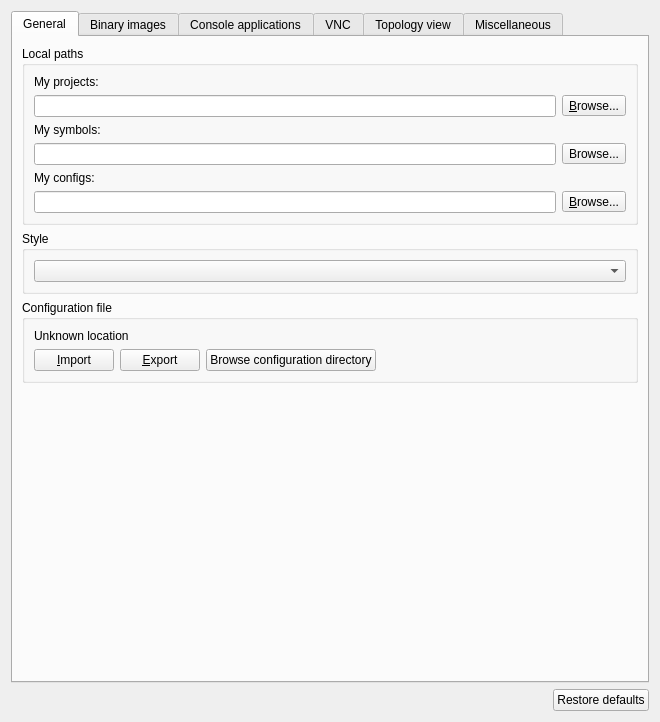
The window that gns3/ui/general_preferences_page.ui (GNS3/gns3-gui) describes before a commit, drawn with Qt 5.
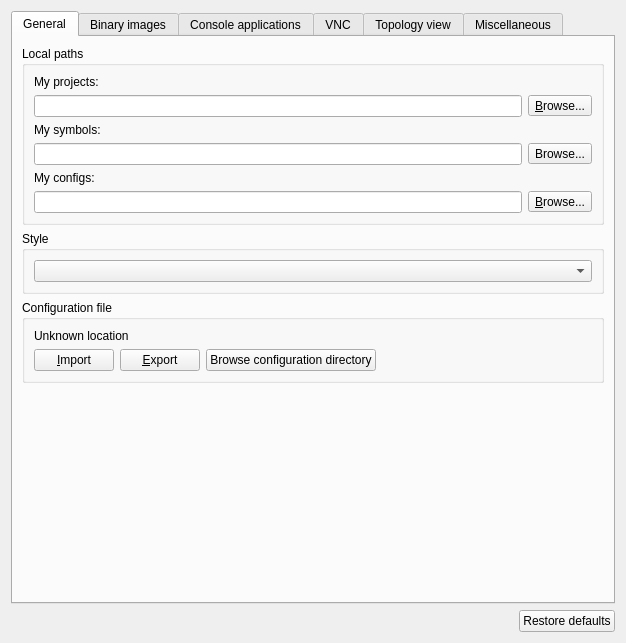
The same window after the commit.

Diff of the .ui file:
```diff
--- a/gns3/ui/general_preferences_page.ui
+++ b/gns3/ui/general_preferences_page.ui
@@ -6,8 +6,8 @@
    <rect>
     <x>0</x>
     <y>0</y>
-    <width>660</width>
-    <height>722</height>
+    <width>626</width>
+    <height>643</height>
    </rect>
   </property>
   <property name="windowTitle">
```
